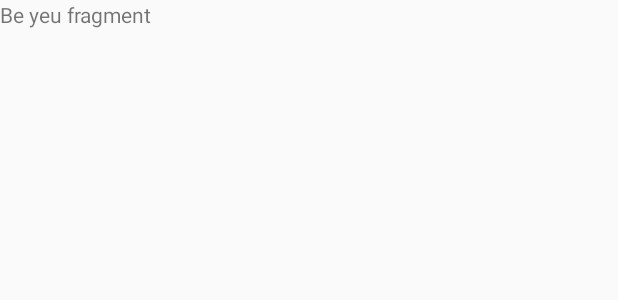
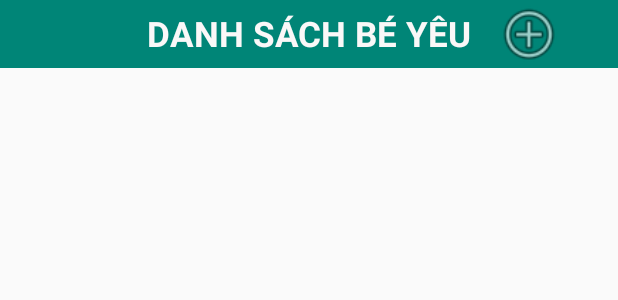
Before and after one commit to ntk0104/BabyVacxin, an Android app: the layout fragment_be_yeu.xml on its own in the app's theme, with its tools: preview values and no code run, on a phone screen of 412 x 824 dp. Shown: the top 300 px of the screen. Run offline under Robolectric (Android 15) with nearby library versions, the phone set to English and light mode, and no system bars.

Commit message:
update giao dien

```diff
--- a/app/build.gradle
+++ b/app/build.gradle
@@ -31,4 +31,5 @@ dependencies {
     androidTestImplementation 'com.android.support.test:runner:1.0.2'
     androidTestImplementation 'com.android.support.test.espresso:espresso-core:3.0.2'
     implementation 'com.android.support:design:28.0.0'
+    implementation 'com.weiwangcn.betterspinner:library-material:1.1.0'
 }
--- a/app/src/main/res/layout/fragment_be_yeu.xml
+++ b/app/src/main/res/layout/fragment_be_yeu.xml
@@ -7,8 +7,22 @@
 
     <!-- TODO: Update blank fragment layout -->
     <TextView
+        android:textStyle="bold"
+        android:textColor="#faf8f8"
+        android:background="@color/colorPrimary"
+        android:textSize="23dp"
+        android:gravity="center"
+        android:id="@+id/textView"
         android:layout_width="match_parent"
-        android:layout_height="match_parent"
-        android:text="Be yeu fragment" />
+        android:layout_height="45dp"
+        android:text="DANH SÁCH BÉ YÊU" />
+
+    <ImageView
+
+        android:id="@+id/imageView"
+        android:layout_width="45dp"
+        android:layout_height="45dp"
+        android:layout_marginLeft="330dp"
+        android:src="@android:drawable/ic_menu_add" />
 
 </FrameLayout>
```
Also changed, not shown: app/src/main/res/layout/fragment_diem_tiem_chung.xml (+10 -1 lines), app/src/main/res/layout/fragment_so_tiem.xml (+56 -2 lines), 3 other files.
